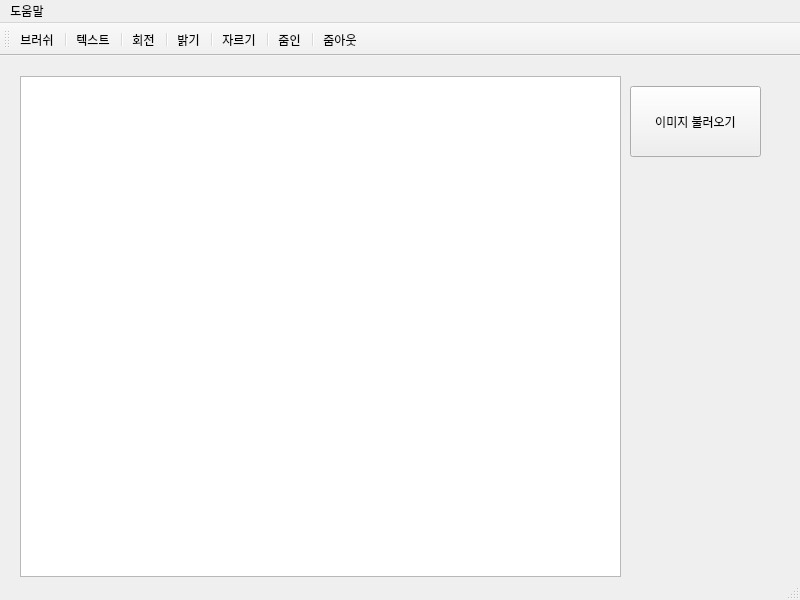
Jeong0809/QT, file ImageViewerSW/mainwindow.ui: the form before one commit.
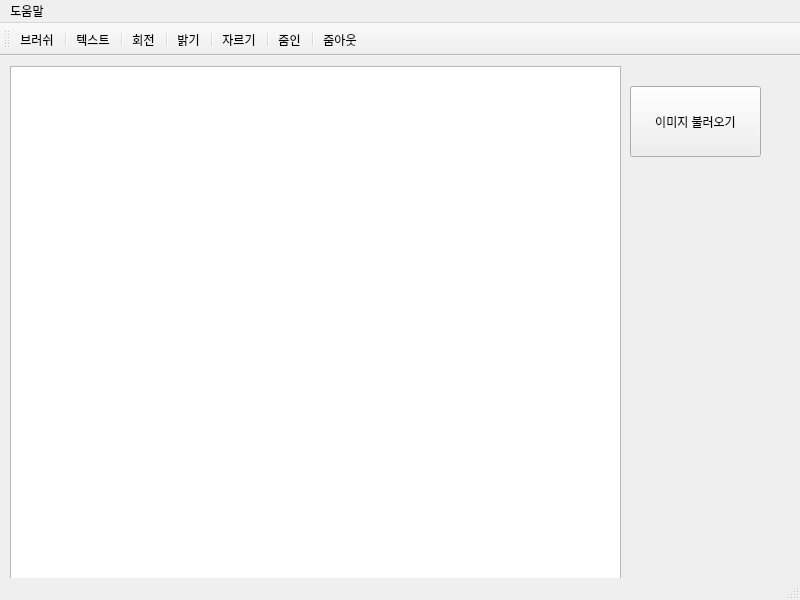
The form after the commit.

The edit to the form file:
```diff
--- a/ImageViewerSW/mainwindow.ui
+++ b/ImageViewerSW/mainwindow.ui
@@ -30,10 +30,10 @@
    <widget class="QGraphicsView" name="graphicsView">
     <property name="geometry">
      <rect>
-      <x>20</x>
-      <y>20</y>
-      <width>601</width>
-      <height>501</height>
+      <x>10</x>
+      <y>10</y>
+      <width>611</width>
+      <height>541</height>
      </rect>
     </property>
    </widget>
```
